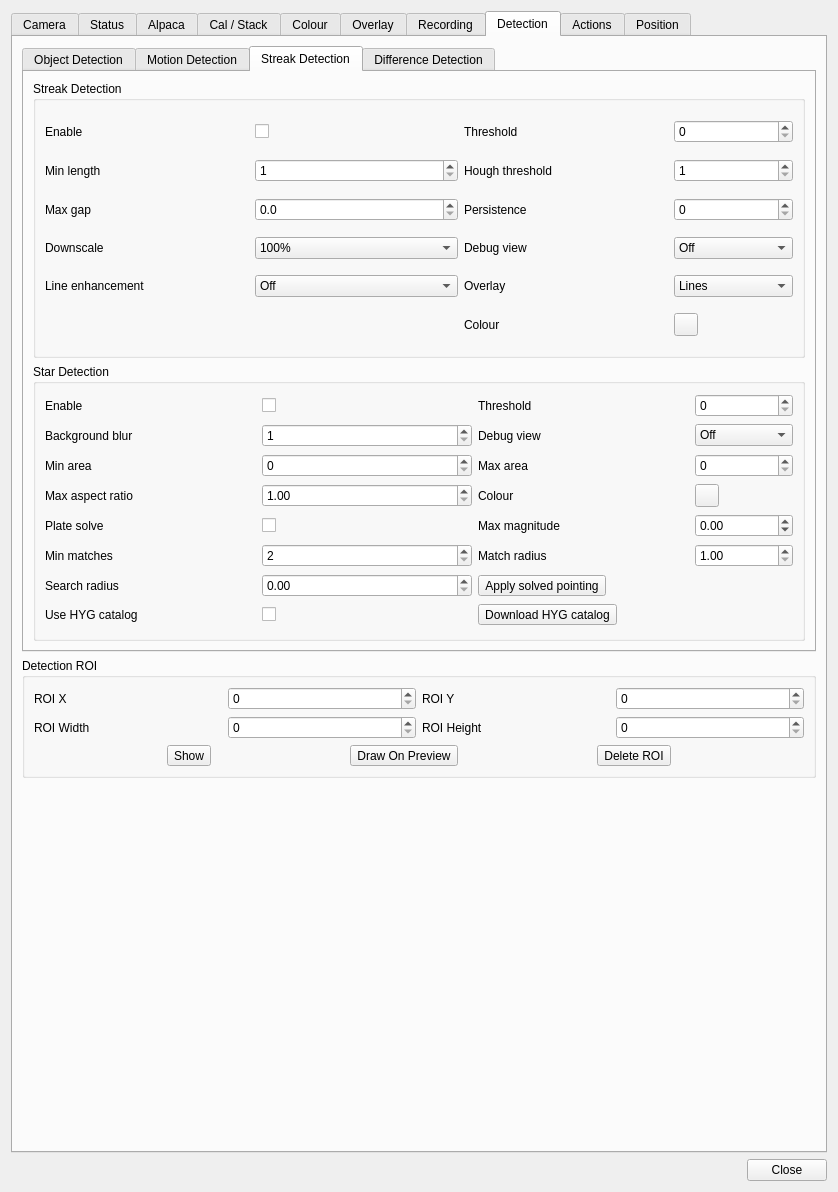
Qt form plugins/feature/camera/camerasettingsdialog.ui (srcejon/sdrangel) before a commit.
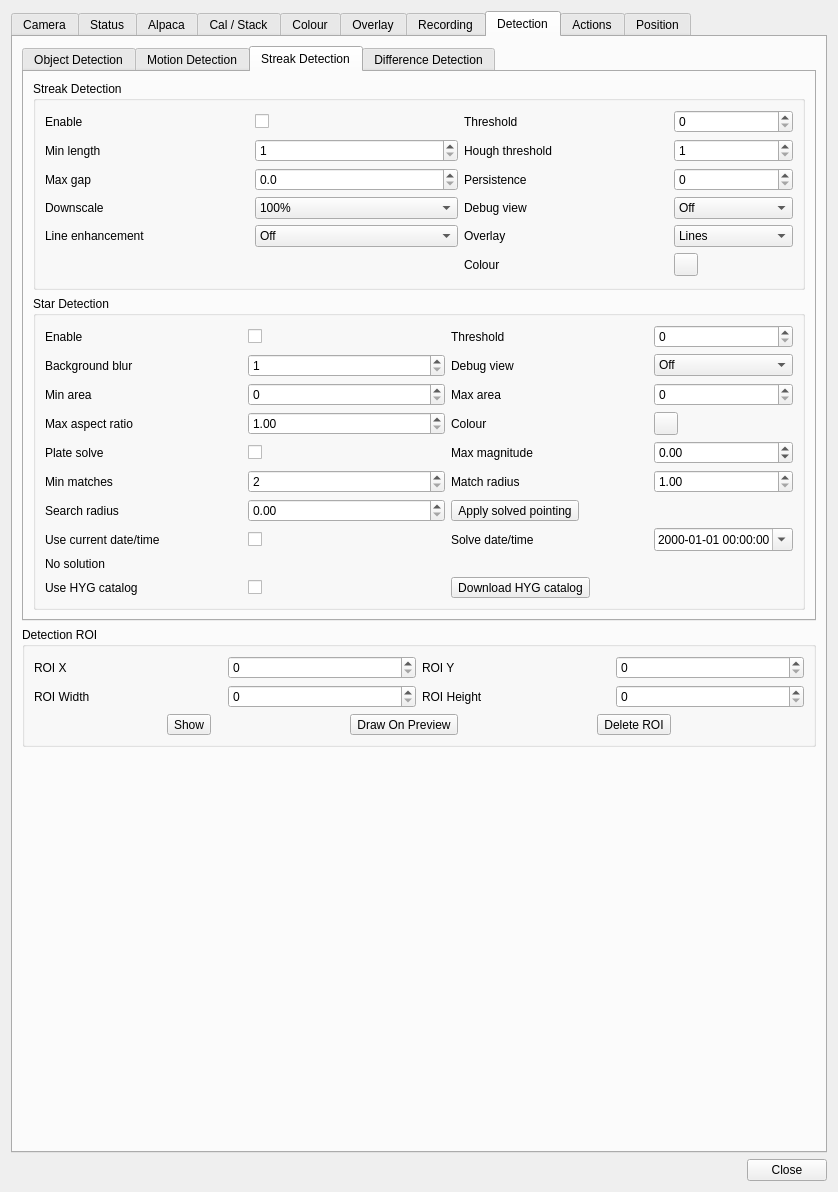
The same form after that commit. The open tabs and pages were chosen to show the change. Icons and pictures are not drawn. Custom widgets are drawn as their Qt base class.

Commit message: Add plate solve time selection

The edit to the form file:
```diff
--- a/plugins/feature/camera/camerasettingsdialog.ui
+++ b/plugins/feature/camera/camerasettingsdialog.ui
@@ -4976,13 +4976,54 @@
                </widget>
               </item>
               <item row="7" column="0">
+               <widget class="QLabel" name="plateSolveUseCurrentDateTimeLabel">
+                <property name="text">
+                 <string>Use current date/time</string>
+                </property>
+               </widget>
+              </item>
+              <item row="7" column="1">
+               <widget class="QCheckBox" name="plateSolveUseCurrentDateTimeCheck">
+                <property name="text">
+                 <string/>
+                </property>
+               </widget>
+              </item>
+              <item row="7" column="2">
+               <widget class="QLabel" name="plateSolveDateTimeLabel">
+                <property name="text">
+                 <string>Solve date/time</string>
+                </property>
+               </widget>
+              </item>
+              <item row="7" column="3">
+               <widget class="QDateTimeEdit" name="plateSolveDateTimeEdit">
+                <property name="displayFormat">
+                 <string>yyyy-MM-dd HH:mm:ss</string>
+                </property>
+                <property name="calendarPopup">
+                 <bool>true</bool>
+                </property>
+               </widget>
+              </item>
+              <item row="8" column="0" colspan="4">
+               <widget class="QLabel" name="plateSolveSolutionLabel">
+                <property name="text">
+                 <string>No solution</string>
+                </property>
+                <property name="wordWrap">
+                 <bool>true</bool>
+                </property>
+               </widget>
+              </item>
+              <item row="9" column="0">
                <widget class="QLabel" name="plateSolveUseDownloadedCatalogLabel">
                 <property name="text">
                  <string>Use HYG catalog</string>
                 </property>
                </widget>
               </item>
-              <item row="7" column="1">
+              <item row="9" column="1">
                <widget class="QCheckBox" name="plateSolveUseDownloadedCatalogCheck">
                 <property name="toolTip">
                  <string>Use the downloaded HYG catalog for plate solving when it is available</string>
@@ -4992,7 +5033,7 @@
                 </property>
                </widget>
               </item>
-              <item row="7" column="2" colspan="2">
+              <item row="9" column="2" colspan="2">
                <widget class="QToolButton" name="plateSolveDownloadCatalogButton">
                 <property name="toolTip">
                  <string>Download and import the HYG bright-star catalog for plate solving</string>
```
The commit also changes 6 other files.
